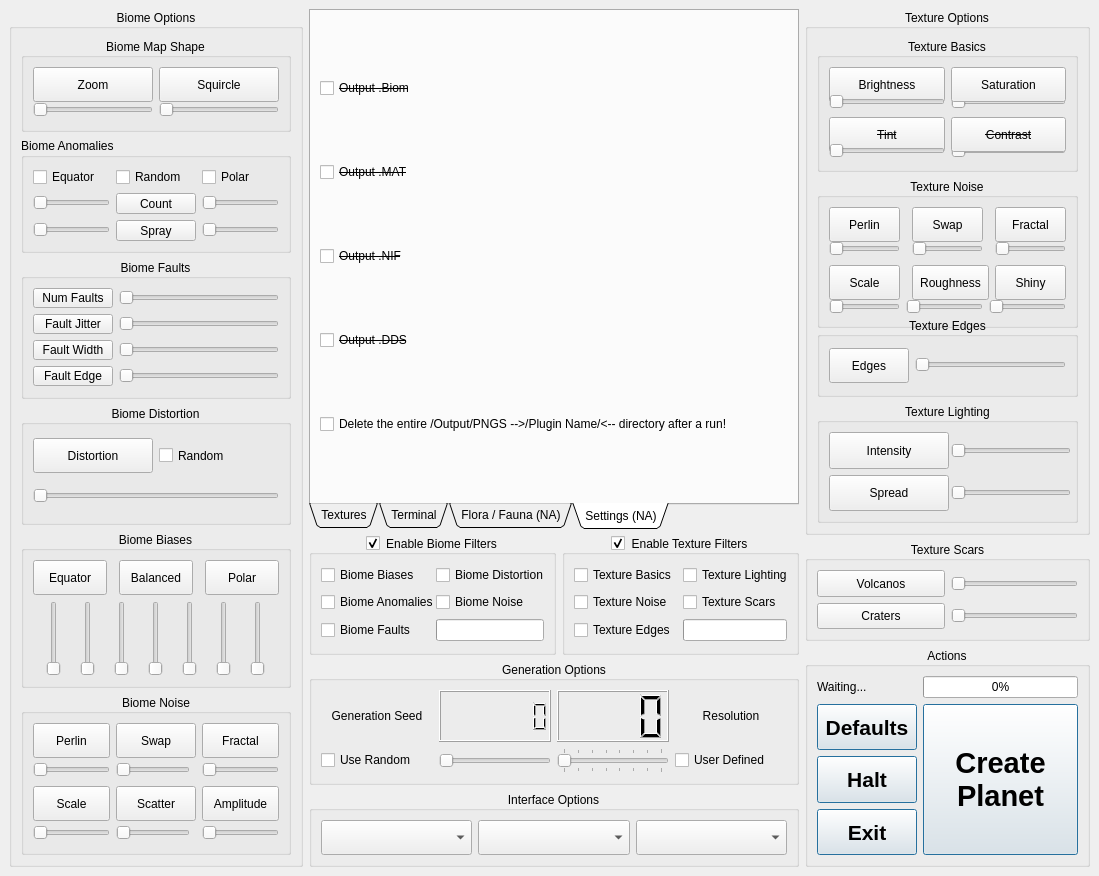
Before: the Qt Designer form PlanetBiomes/src/mainwindow.ui in goarray/PlanetBiomGenerator, drawn with Qt 5.
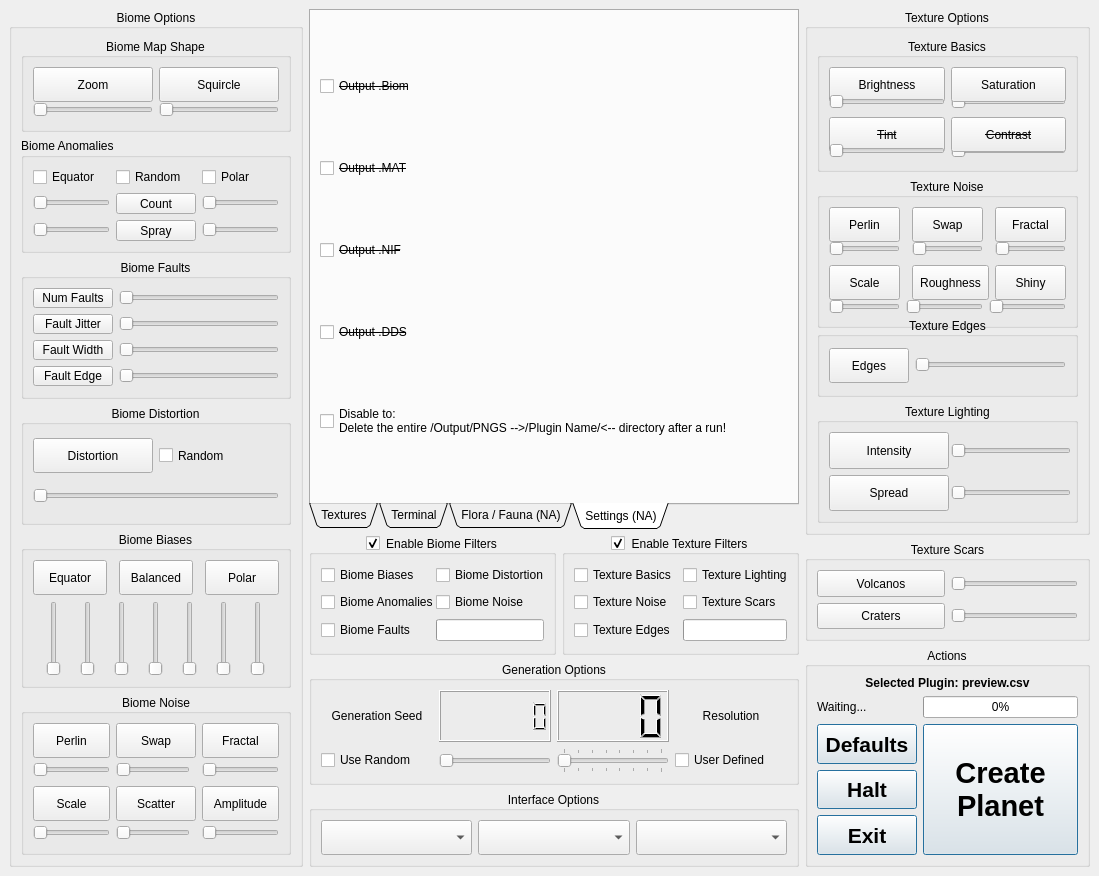
After: the same form once the commit is applied. The open tabs and pages were chosen to show the change. Icons and pictures are not drawn.

The edit to the form file:
```diff
--- a/PlanetBiomes/src/mainwindow.ui
+++ b/PlanetBiomes/src/mainwindow.ui
@@ -1401,7 +1401,8 @@
              <string>Keep PNGs After Conversion</string>
             </property>
             <property name="text">
-             <string>Delete the entire /Output/PNGS --&gt;/Plugin Name/&lt;-- directory after a run!</string>
+             <string>Disable to:
+Delete the entire /Output/PNGS --&gt;/Plugin Name/&lt;-- directory after a run!</string>
             </property>
            </widget>
           </item>
@@ -2739,126 +2740,7 @@
          <set>Qt::AlignmentFlag::AlignCenter</set>
         </property>
         <layout class="QGridLayout" name="gridLayout_3">
-         <item row="0" column="0">
-          <widget class="QLabel" name="news_label">
-           <property name="text">
-            <string>Waiting...</string>
-           </property>
-          </widget>
-         </item>
-         <item row="0" column="1">
-          <widget class="QProgressBar" name="news_count_progressBar">
-           <property name="value">
-            <number>0</number>
-           </property>
-          </widget>
-         </item>
-         <item row="2" column="0">
-          <widget class="QPushButton" name="reset_command_button">
-           <property name="sizePolicy">
-            <sizepolicy hsizetype="Minimum" vsizetype="Expanding">
-             <horstretch>0</horstretch>
-             <verstretch>0</verstretch>
-            </sizepolicy>
-           </property>
-           <property name="minimumSize">
-            <size>
-             <width>100</width>
-             <height>0</height>
-            </size>
-           </property>
-           <property name="font">
-            <font>
-             <family>Segoe UI</family>
-             <pointsize>16</pointsize>
-             <bold>true</bold>
-            </font>
-           </property>
-           <property name="toolTip">
-            <string>Reset all to defaults</string>
-           </property>
-           <property name="text">
-            <string>Defaults</string>
-           </property>
-           <property name="iconSize">
-            <size>
-             <width>0</width>
-             <height>0</height>
-            </size>
-           </property>
-           <property name="default">
-            <bool>true</bool>
-           </property>
-           <property name="flat">
-            <bool>false</bool>
-           </property>
-          </widget>
-         </item>
-         <item row="3" column="0">
-          <widget class="QPushButton" name="halt_command_button">
-           <property name="sizePolicy">
-            <sizepolicy hsizetype="Minimum" vsizetype="Expanding">
-             <horstretch>0</horstretch>
-             <verstretch>0</verstretch>
-            </sizepolicy>
-           </property>
-           <property name="font">
-            <font>
-             <family>Segoe UI</family>
-             <pointsize>16</pointsize>
-             <bold>true</bold>
-            </font>
-           </property>
-           <property name="toolTip">
-            <string>Halt creating</string>
-           </property>
-           <property name="text">
-            <string>Halt</string>
-           </property>
-           <property name="iconSize">
-            <size>
-             <width>0</width>
-             <height>0</height>
-            </size>
-           </property>
-           <property name="default">
-            <bool>true</bool>
-           </property>
-          </widget>
-         </item>
-         <item row="4" column="0">
-          <widget class="QPushButton" name="exit_command_button">
-           <property name="sizePolicy">
-            <sizepolicy hsizetype="Minimum" vsizetype="Expanding">
-             <horstretch>0</horstretch>
-             <verstretch>0</verstretch>
-            </sizepolicy>
-           </property>
-           <property name="font">
-            <font>
-             <family>Segoe UI</family>
-             <pointsize>16</pointsize>
-             <bold>true</bold>
-            </font>
-           </property>
-           <property name="toolTip">
-            <string>Exit</string>
-           </property>
-           <property name="text">
-            <string>Exit</string>
-           </property>
-           <property name="iconSize">
-            <size>
-             <width>0</width>
-             <height>0</height>
-            </size>
-           </property>
-           <property name="default">
-            <bool>true</bool>
-           </property>
-          </widget>
-         </item>
-         <item row="2" column="1" rowspan="3">
+         <item row="3" column="1" rowspan="3">
           <widget class="QPushButton" name="start_command_button">
            <property name="sizePolicy">
             <sizepolicy hsizetype="Preferred" vsizetype="Expanding">
@@ -2911,6 +2793,140 @@
            </property>
           </widget>
          </item>
+         <item row="4" column="0">
+          <widget class="QPushButton" name="halt_command_button">
+           <property name="sizePolicy">
+            <sizepolicy hsizetype="Minimum" vsizetype="Expanding">
+             <horstretch>0</horstretch>
+             <verstretch>0</verstretch>
+            </sizepolicy>
+           </property>
+           <property name="font">
+            <font>
+             <family>Segoe UI</family>
+             <pointsize>16</pointsize>
+             <bold>true</bold>
+            </font>
+           </property>
+           <property name="toolTip">
+            <string>Halt creating</string>
+           </property>
+           <property name="text">
+            <string>Halt</string>
+           </property>
+           <property name="iconSize">
+            <size>
+             <width>0</width>
+             <height>0</height>
+            </size>
+           </property>
+           <property name="default">
+            <bool>true</bool>
+           </property>
+          </widget>
+         </item>
+         <item row="1" column="0">
+          <widget class="QLabel" name="news_label">
+           <property name="text">
+            <string>Waiting...</string>
+           </property>
+          </widget>
+         </item>
+         <item row="1" column="1">
+          <widget class="QProgressBar" name="news_count_progressBar">
+           <property name="value">
+            <number>0</number>
+           </property>
+          </widget>
+         </item>
+         <item row="3" column="0">
+          <widget class="QPushButton" name="reset_command_button">
+           <property name="sizePolicy">
+            <sizepolicy hsizetype="Minimum" vsizetype="Expanding">
+             <horstretch>0</horstretch>
+             <verstretch>0</verstretch>
+            </sizepolicy>
+           </property>
+           <property name="minimumSize">
+            <size>
+             <width>100</width>
+             <height>0</height>
+            </size>
+           </property>
+           <property name="font">
+            <font>
+             <family>Segoe UI</family>
+             <pointsize>16</pointsize>
+             <bold>true</bold>
+            </font>
+           </property>
+           <property name="toolTip">
+            <string>Reset all to defaults</string>
+           </property>
+           <property name="text">
+            <string>Defaults</string>
+           </property>
+           <property name="iconSize">
+            <size>
+             <width>0</width>
+             <height>0</height>
+            </size>
+           </property>
+           <property name="default">
+            <bool>true</bool>
+           </property>
+           <property name="flat">
+            <bool>false</bool>
+           </property>
+          </widget>
+         </item>
+         <item row="5" column="0">
+          <widget class="QPushButton" name="exit_command_button">
+           <property name="sizePolicy">
+            <sizepolicy hsizetype="Minimum" vsizetype="Expanding">
+             <horstretch>0</horstretch>
+             <verstretch>0</verstretch>
+            </sizepolicy>
+           </property>
+           <property name="font">
+            <font>
+             <family>Segoe UI</family>
+             <pointsize>16</pointsize>
+             <bold>true</bold>
+            </font>
+           </property>
+           <property name="toolTip">
+            <string>Exit</string>
+           </property>
+           <property name="text">
+            <string>Exit</string>
+           </property>
+           <property name="iconSize">
+            <size>
+             <width>0</width>
+             <height>0</height>
+            </size>
+           </property>
+           <property name="default">
+            <bool>true</bool>
+           </property>
+          </widget>
+         </item>
+         <item row="0" column="0" colspan="2">
+          <widget class="QLabel" name="plugin_name">
+           <property name="font">
+            <font>
+             <bold>true</bold>
+            </font>
+           </property>
+           <property name="text">
+            <string>Selected Plugin: preview.csv</string>
+           </property>
+           <property name="alignment">
+            <set>Qt::AlignmentFlag::AlignCenter</set>
+           </property>
+          </widget>
+         </item>
         </layout>
        </widget>
       </item>
```
Left out of the diff: 2 changed lines with no effect on the pictures.
